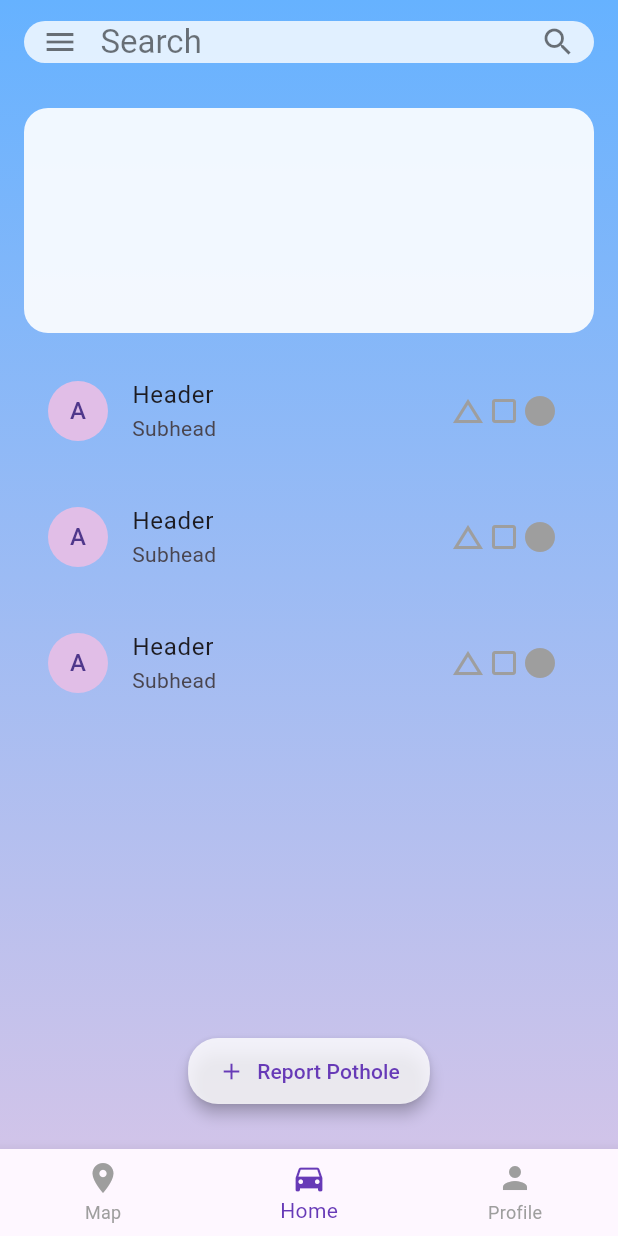
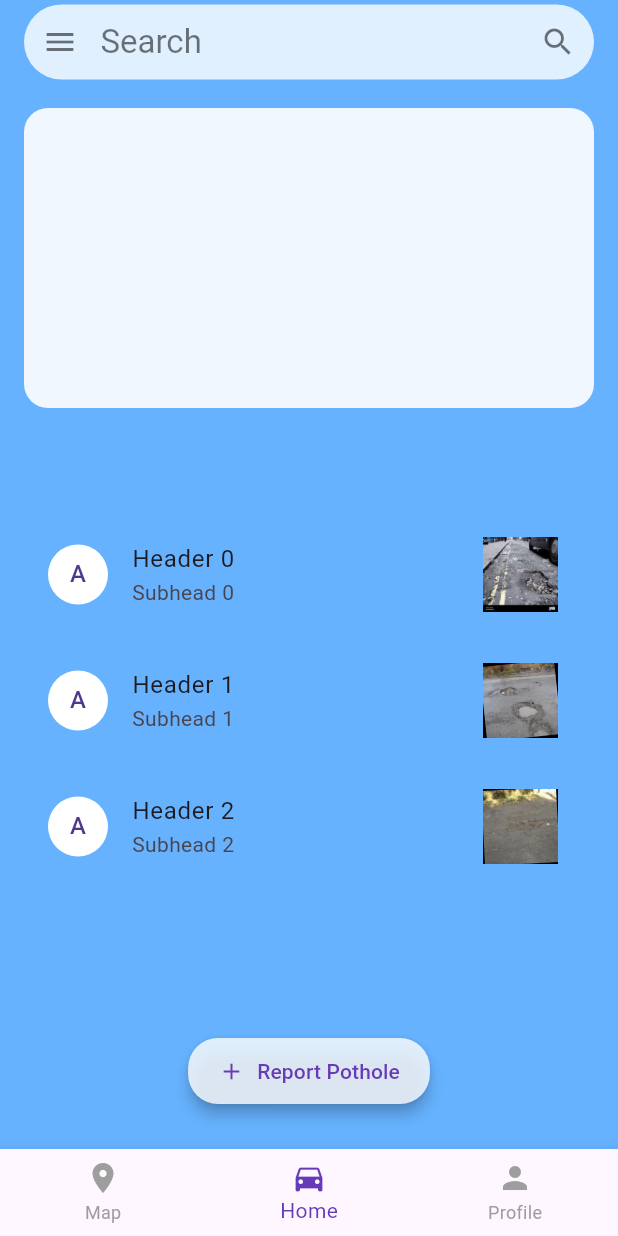
Before and after one commit to hanif-alkahfy/pothole-tracker, a Flutter app: the screen it shows after launch, on a phone screen of 412 x 824 dp. Run offline on Flutter 3.47's test engine with Material 3 defaults, Android fonts, the light colour scheme and no system bars.

Commit message:
update listview

```diff
--- a/lib/screens/home_screen.dart
+++ b/lib/screens/home_screen.dart
@@ -5,21 +5,29 @@ class HomeScreen extends StatelessWidget {
 
   @override
   Widget build(BuildContext context) {
+
+    final List<String> imagePaths = [
+          'assets/images/img1.jpg',
+          'assets/images/img2.jpg',
+          'assets/images/img3.jpg',
+        ];
+
     return Scaffold(
       extendBodyBehindAppBar: true, // agar gradient naik sampai atas
       appBar: AppBar(
         backgroundColor: Colors.transparent,
         elevation: 0,
         title: Container(
+          height: 50,
           padding: const EdgeInsets.symmetric(horizontal: 12),
           decoration: BoxDecoration(
             color: Colors.white.withOpacity(0.8),
             borderRadius: BorderRadius.circular(32),
           ),
-          child: Row(
-            children: const [
+          child: const Row(
+            children: [
               Icon(Icons.menu, color: Colors.black54),
-              SizedBox(width: 15, height: 10,),
+              SizedBox(width: 15),
               Expanded(
                 child: Text(
                   "Search",
@@ -38,7 +46,7 @@ class HomeScreen extends StatelessWidget {
             end: Alignment.bottomCenter,
             colors: [
               Color(0xFF66B2FF),
-              Color(0xFFD1C4E9),
+              Color(0xFF66B2FF),
             ],
           ),
         ),
@@ -49,39 +57,42 @@ class HomeScreen extends StatelessWidget {
               children: [
                 // Big Box
                 Container(
-                  height: 150,
+                  height: 200,
                   decoration: BoxDecoration(
-                    color: Colors.white.withOpacity(0.9),
+                    color: const Color.fromRGBO(255, 255, 255, 1).withOpacity(0.9),
                     borderRadius: BorderRadius.circular(16),
                   ),
                 ),
-                const SizedBox(height: 16),
+                const SizedBox(height: 75),
                 // Cards
                 Expanded(
                   child: ListView.builder(
-                    itemCount: 3,
+                    itemCount: imagePaths.length,
                     itemBuilder: (context, index) => Padding(
                       padding: const EdgeInsets.only(bottom: 12),
                       child: ListTile(
-                        tileColor: Colors.white.withOpacity(0.9),
+                        tileColor: const Color.fromARGB(255, 255, 255, 255).withOpacity(0.9),
                         shape: RoundedRectangleBorder(
                           borderRadius: BorderRadius.circular(16),
                         ),
                         leading: const CircleAvatar(
-                          backgroundColor: Color(0xFFE1BEE7),
+                          backgroundColor: Color.fromARGB(255, 255, 255, 255),
                           child: Text("A"),
                         ),
-                        title: const Text("Header"),
-                        subtitle: const Text("Subhead"),
+                        title: Text("Header $index"),
+                        subtitle: Text("Subhead $index"),
                         trailing: SizedBox(
-                          width: 72,
+                          width: 50,
                           child: Row(
                             mainAxisSize: MainAxisSize.min,
                             mainAxisAlignment: MainAxisAlignment.spaceEvenly,
-                            children: const [
-                              Icon(Icons.change_history, color: Colors.grey),
-                              Icon(Icons.crop_square, color: Colors.grey),
-                              Icon(Icons.circle, color: Colors.grey),
+                            children: [
+                              Image.asset(
+                                imagePaths[index],
+                                width: 50,
+                                height: 50,
+                                fit: BoxFit.cover,
+                              ),
                             ],
                           ),
                         ),
--- a/pubspec.yaml
+++ b/pubspec.yaml
@@ -62,6 +62,10 @@ flutter:
   # assets:
   #   - images/a_dot_burr.jpeg
   #   - images/a_dot_ham.jpeg
+  assets:
+      - assets/images/img1.jpg
+      - assets/images/img2.jpg
+      - assets/images/img3.jpg
 
   # An image asset can refer to one or more resolution-specific "variants", see
   # https://flutter.dev/assets-and-images/#resolution-aware
```
Also changed, not shown: assets/images/img1.jpg (added), assets/images/img2.jpg (added), assets/images/img3.jpg (added).
